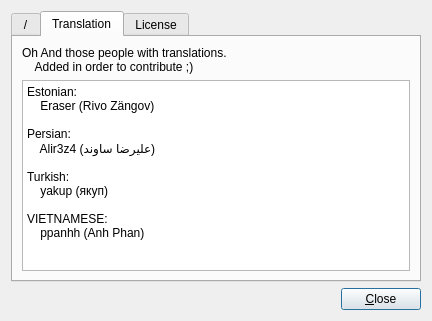
The window that ui/dialog/aboutdialog.ui (Alir3z4/yoDownet) describes before a commit, drawn with Qt 5.
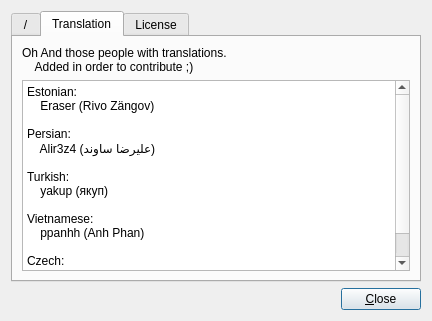
The same window after the commit. The open tabs and pages were chosen to show the change. Icons and pictures are not drawn.

Commit message: Add Czech translation

```diff
--- a/ui/dialog/aboutdialog.ui
+++ b/ui/dialog/aboutdialog.ui
@@ -101,8 +101,11 @@
 Turkish:
     yakup (якуп)
 
-VIETNAMESE:
-    ppanhh (Anh Phan)</string>
+Vietnamese:
+    ppanhh (Anh Phan)
+
+Czech:
+    fri</string>
          </property>
         </widget>
        </item>
```
The commit also changes 5 other files.
